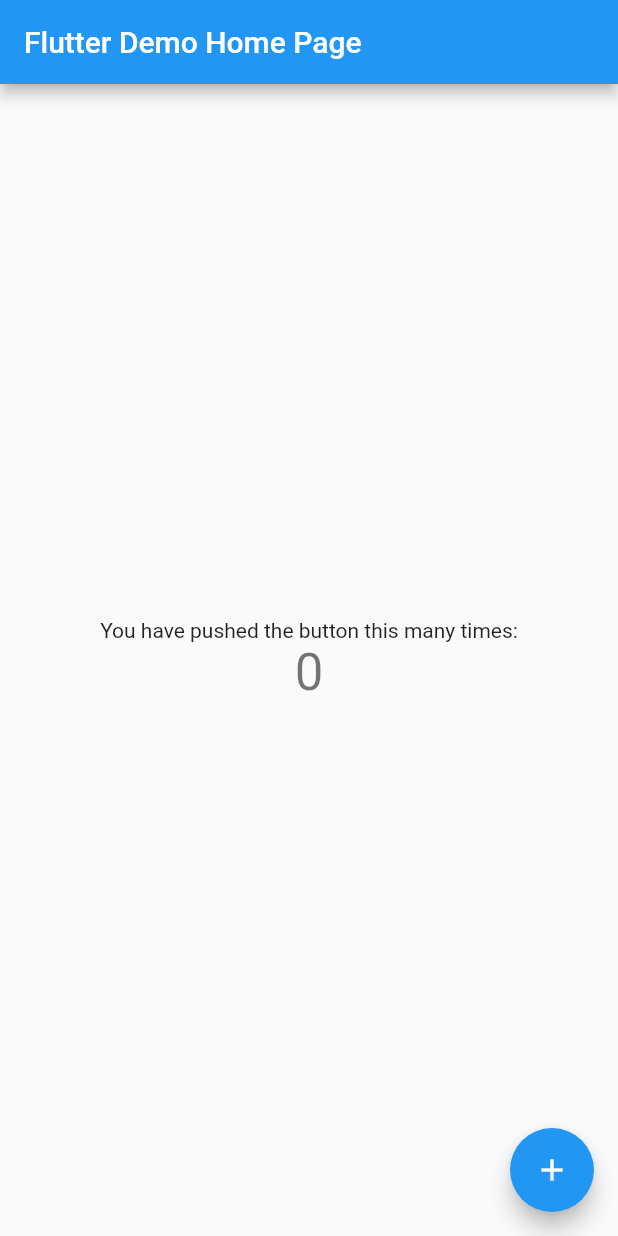
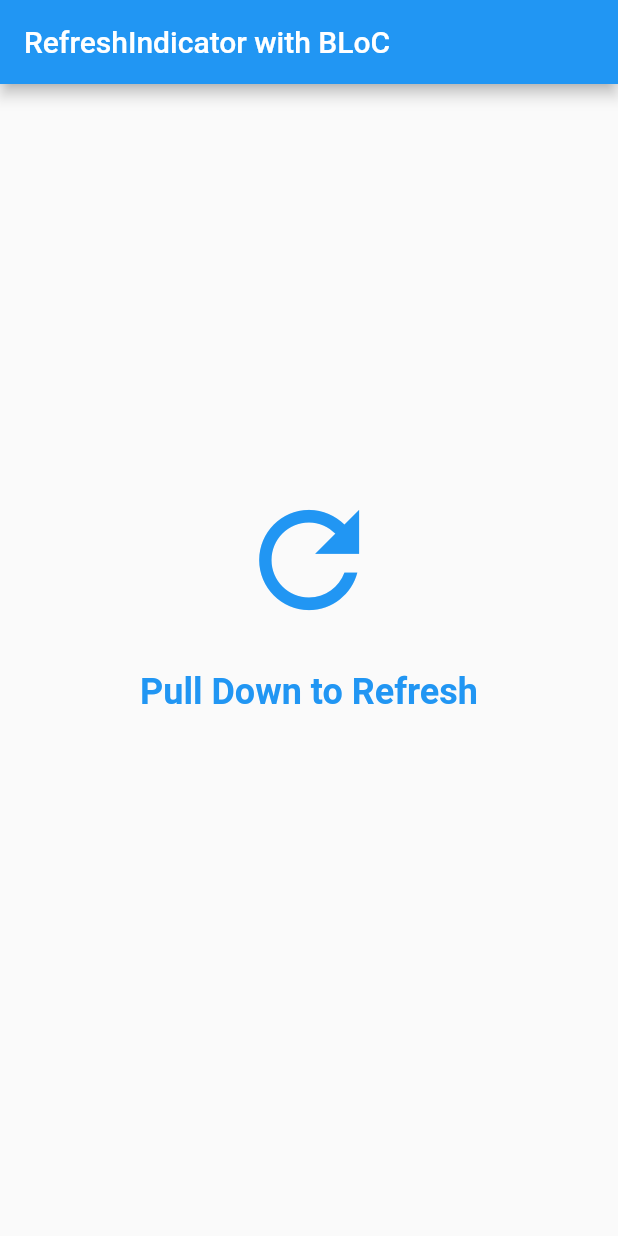
Before and after one commit to Achintha444/refresh_indicator_with_bloc, a Flutter app: the screen it shows after launch, on a phone screen of 412 x 824 dp. Run offline on Flutter 3.47's test engine with Material 2 defaults, Android fonts, the phone set to English and light mode, and no system bars; our stand-ins replace bloc, flutter_bloc.

```diff
--- /dev/null
+++ b/lib/home.dart
@@ -0,0 +1,33 @@
+import 'package:flutter/material.dart';
+import 'package:flutter_bloc/flutter_bloc.dart';
+
+import 'bloc/refresh_bloc_bloc.dart';
+import 'indended_page.dart';
+
+class MyHomePage extends StatelessWidget {
+  MyHomePage({Key key, this.title}) : super(key: key);
+
+  final String title;
+
+  Widget build(BuildContext context) {
+    return Scaffold(
+      appBar: AppBar(
+        title: Text(title),
+      ),
+      body: Container(
+        child: BlocProvider(
+          create: (context) => RefreshBlocBloc(),
+          child: BlocBuilder<RefreshBlocBloc, RefreshBlocState>(
+            builder: (context, state) {
+              if (state is Loading) {
+                return Center(child: CircularProgressIndicator());
+              } else if (state is Loaded) {
+                return IntendedPage();
+              }
+            },
+          ),
+        ),
+      ),
+    );
+  }
+}
--- /dev/null
+++ b/lib/indended_page.dart
@@ -0,0 +1,53 @@
+import 'package:flutter/material.dart';
+import 'package:flutter_bloc/flutter_bloc.dart';
+
+import 'bloc/refresh_bloc_bloc.dart';
+
+class IntendedPage extends StatelessWidget {
+  const IntendedPage({
+    Key key,
+  }) : super(key: key);
+
+  @override
+  Widget build(BuildContext context) {
+    // ignore: close_sinks
+    final refreshBloc = BlocProvider.of<RefreshBlocBloc>(context);
+
+    return RefreshIndicator(
+      // Here we call that [RefreshEvent] in [RefreshBlocBloc]
+      onRefresh: () async {
+        refreshBloc.add(RefreshEvnt());
+      },
+      child: SingleChildScrollView(
+        // To make RefreshIndicator work, it child widget should scroll, thats why I added [AlwaysScrollableScrollPhysics]
+        physics: AlwaysScrollableScrollPhysics(parent: BouncingScrollPhysics()),
+
+        // You can fill this anyting you like, or even you can use [ListView]
+        child: Container(
+          height: MediaQuery.of(context).size.height / 1.2,
+          width: MediaQuery.of(context).size.width,
+          child: Column(
+            mainAxisAlignment: MainAxisAlignment.center,
+            crossAxisAlignment: CrossAxisAlignment.center,
+            children: [
+              Icon(
+                Icons.refresh,
+                color: Theme.of(context).primaryColor,
+                size: 100,
+              ),
+              SizedBox(height: 24),
+              Text(
+                'Pull Down to Refresh',
+                style: TextStyle(
+                  fontSize: 24,
+                  fontWeight: FontWeight.w600,
+                  color: Theme.of(context).primaryColor,
+                ),
+              ),
+            ],
+          ),
+        ),
+      ),
+    );
+  }
+}
--- a/lib/main.dart
+++ b/lib/main.dart
@@ -1,7 +1,22 @@
 import 'package:flutter/material.dart';
 
-import 'myApp.dart';
+import 'home.dart';
 
 void main() {
   runApp(MyApp());
 }
+
+class MyApp extends StatelessWidget {
+  // This widget is the root of your application.
+  @override
+  Widget build(BuildContext context) {
+    return MaterialApp(
+      title: 'Let’s use the RefreshIndicator with BLoC ',
+      theme: ThemeData(
+        primarySwatch: Colors.blue,
+        visualDensity: VisualDensity.adaptivePlatformDensity,
+      ),
+      home: MyHomePage(title: 'RefreshIndicator with BLoC'),
+    );
+  }
+}
--- a/lib/myApp.dart
+++ /dev/null
@@ -1,113 +0,0 @@
-import 'package:flutter/material.dart';
-
-class MyApp extends StatelessWidget {
-  // This widget is the root of your application.
-  @override
-  Widget build(BuildContext context) {
-    return MaterialApp(
-      title: 'Flutter Demo',
-      theme: ThemeData(
-        // This is the theme of your application.
-        //
-        // Try running your application with "flutter run". You'll see the
-        // application has a blue toolbar. Then, without quitting the app, try
-        // changing the primarySwatch below to Colors.green and then invoke
-        // "hot reload" (press "r" in the console where you ran "flutter run",
-        // or simply save your changes to "hot reload" in a Flutter IDE).
-        // Notice that the counter didn't reset back to zero; the application
-        // is not restarted.
-        primarySwatch: Colors.blue,
-        // This makes the visual density adapt to the platform that you run
-        // the app on. For desktop platforms, the controls will be smaller and
-        // closer together (more dense) than on mobile platforms.
-        visualDensity: VisualDensity.adaptivePlatformDensity,
-      ),
-      home: MyHomePage(title: 'Flutter Demo Home Page'),
-    );
-  }
-}
-
-class MyHomePage extends StatefulWidget {
-  MyHomePage({Key key, this.title}) : super(key: key);
-
-  // This widget is the home page of your application. It is stateful, meaning
-  // that it has a State object (defined below) that contains fields that affect
-  // how it looks.
-
-  // This class is the configuration for the state. It holds the values (in this
-  // case the title) provided by the parent (in this case the App widget) and
-  // used by the build method of the State. Fields in a Widget subclass are
-  // always marked "final".
-
-  final String title;
-
-  @override
-  _MyHomePageState createState() => _MyHomePageState();
-}
-
-class _MyHomePageState extends State<MyHomePage> {
-  int _counter = 0;
-
-  void _incrementCounter() {
-    setState(() {
-      // This call to setState tells the Flutter framework that something has
-      // changed in this State, which causes it to rerun the build method below
-      // so that the display can reflect the updated values. If we changed
-      // _counter without calling setState(), then the build method would not be
-      // called again, and so nothing would appear to happen.
-      _counter++;
-    });
-  }
-
-  @override
-  Widget build(BuildContext context) {
-    // This method is rerun every time setState is called, for instance as done
-    // by the _incrementCounter method above.
-    //
-    // The Flutter framework has been optimized to make rerunning build methods
-    // fast, so that you can just rebuild anything that needs updating rather
-    // than having to individually change instances of widgets.
-    return Scaffold(
-      appBar: AppBar(
-        // Here we take the value from the MyHomePage object that was created by
-        // the App.build method, and use it to set our appbar title.
-        title: Text(widget.title),
-      ),
-      body: Center(
-        // Center is a layout widget. It takes a single child and positions it
-        // in the middle of the parent.
-        child: Column(
-          // Column is also a layout widget. It takes a list of children and
-          // arranges them vertically. By default, it sizes itself to fit its
-          // children horizontally, and tries to be as tall as its parent.
-          //
-          // Invoke "debug painting" (press "p" in the console, choose the
-          // "Toggle Debug Paint" action from the Flutter Inspector in Android
-          // Studio, or the "Toggle Debug Paint" command in Visual Studio Code)
-          // to see the wireframe for each widget.
-          //
-          // Column has various properties to control how it sizes itself and
-          // how it positions its children. Here we use mainAxisAlignment to
-          // center the children vertically; the main axis here is the vertical
-          // axis because Columns are vertical (the cross axis would be
-          // horizontal).
-          mainAxisAlignment: MainAxisAlignment.center,
-          children: <Widget>[
-            Text(
-              'You have pushed the button this many times:',
-            ),
-            Text(
-              '$_counter',
-              style: Theme.of(context).textTheme.headline4,
-            ),
-          ],
-        ),
-      ),
-      floatingActionButton: FloatingActionButton(
-        onPressed: _incrementCounter,
-        tooltip: 'Increment',
-        child: Icon(Icons.add),
-      ), // This trailing comma makes auto-formatting nicer for build methods.
-    );
-  }
-}
```
